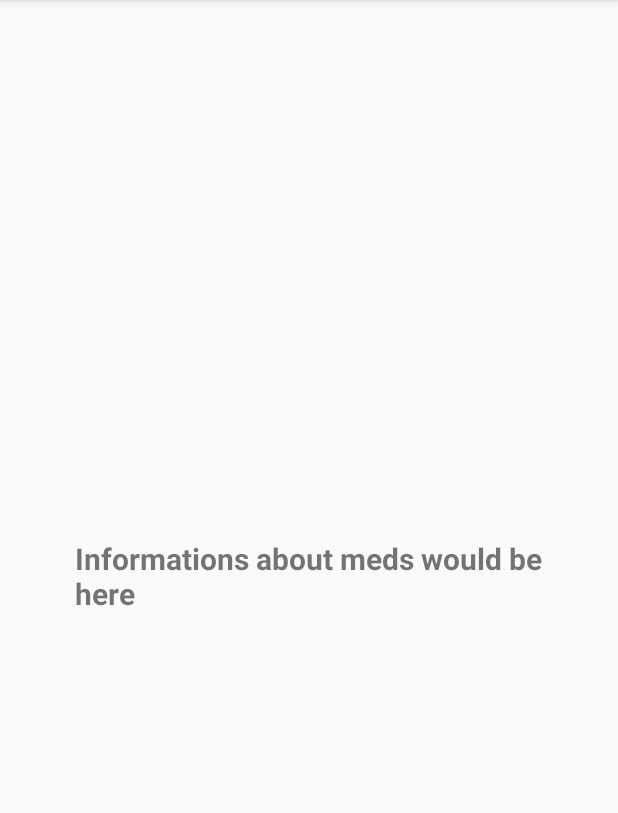
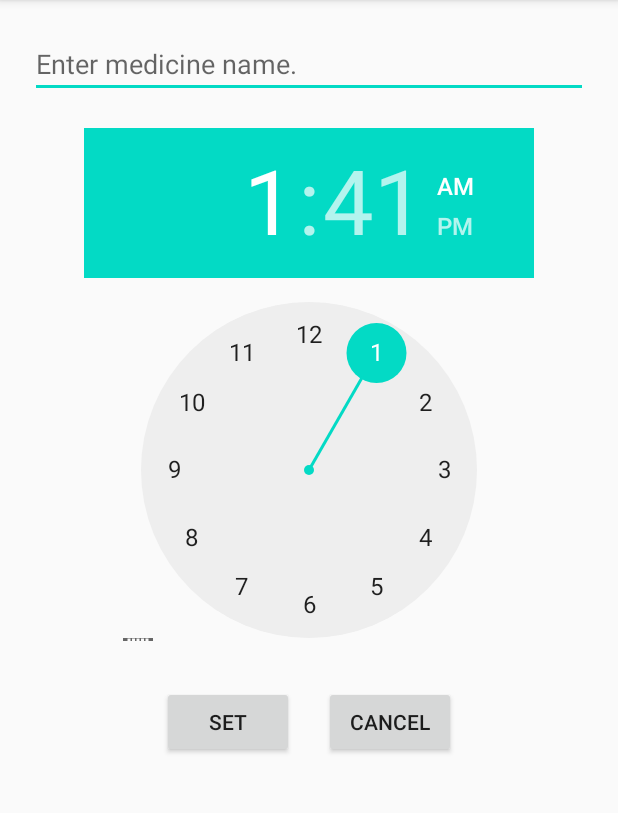
Before and after one commit to mottakin/Type-2-Diabetes_Detector_CSE299, an Android app: the MedicinesActivity screen opened directly, with no data from a screen before it, on a phone screen of 412 x 824 dp, the part 84-897 px from its top. Run offline under Robolectric (Android 15) with nearby library versions, the phone set to English and light mode, and no system bars.

Commit message:
Medicine Part

```diff
--- a/app/src/main/AndroidManifest.xml
+++ b/app/src/main/AndroidManifest.xml
@@ -21,6 +21,7 @@
                 <category android:name="android.intent.category.LAUNCHER" />
             </intent-filter>
         </activity>
+        <receiver android:name=".AlarmReceiver"/>
     </application>
 
 </manifest>
--- a/app/src/main/res/layout/activity_medicines.xml
+++ b/app/src/main/res/layout/activity_medicines.xml
@@ -6,14 +6,36 @@
     android:layout_height="match_parent"
     tools:context=".MedicinesActivity"
     android:orientation="vertical"
-    android:gravity="center"
-    android:padding="50dp">
+    android:gravity="center_horizontal"
+    android:padding="20dp">
 
-    <TextView
-        android:layout_width="wrap_content"
+    <EditText
+        android:id="@+id/editTextMedicine"
+        android:layout_width="match_parent"
         android:layout_height="wrap_content"
-        android:text="@string/textview8_text"
-        android:textSize="20sp"
-        android:textStyle="bold" />
+        android:hint="Enter medicine name."
+        android:layout_marginBottom="20dp"/>
+    <TimePicker
+        android:id="@+id/timePicker"
+        android:layout_width="300dp"
+        android:layout_height="342dp"/>
+    <LinearLayout
+        android:layout_width="match_parent"
+        android:layout_height="wrap_content"
+        android:gravity="center_horizontal"
+        android:layout_marginTop="30dp">
+        <Button
+            android:id="@+id/setBtn"
+            android:layout_width="wrap_content"
+            android:layout_height="wrap_content"
+            android:text="set"
+            android:layout_marginRight="20dp"/>
+        <Button
+            android:id="@+id/cancelBtn"
+            android:layout_width="wrap_content"
+            android:layout_height="wrap_content"
+            android:text="cancel"
+           />
+    </LinearLayout>
 
 </LinearLayout>
```
Also changed, not shown: app/src/main/java/com/example/diabeticspredictor/AlarmReceiver.java (added, +32 -0 lines), app/src/main/java/com/example/diabeticspredictor/MedicinesActivity.java (+59 -1 lines), build.gradle (+13 -0 lines).
